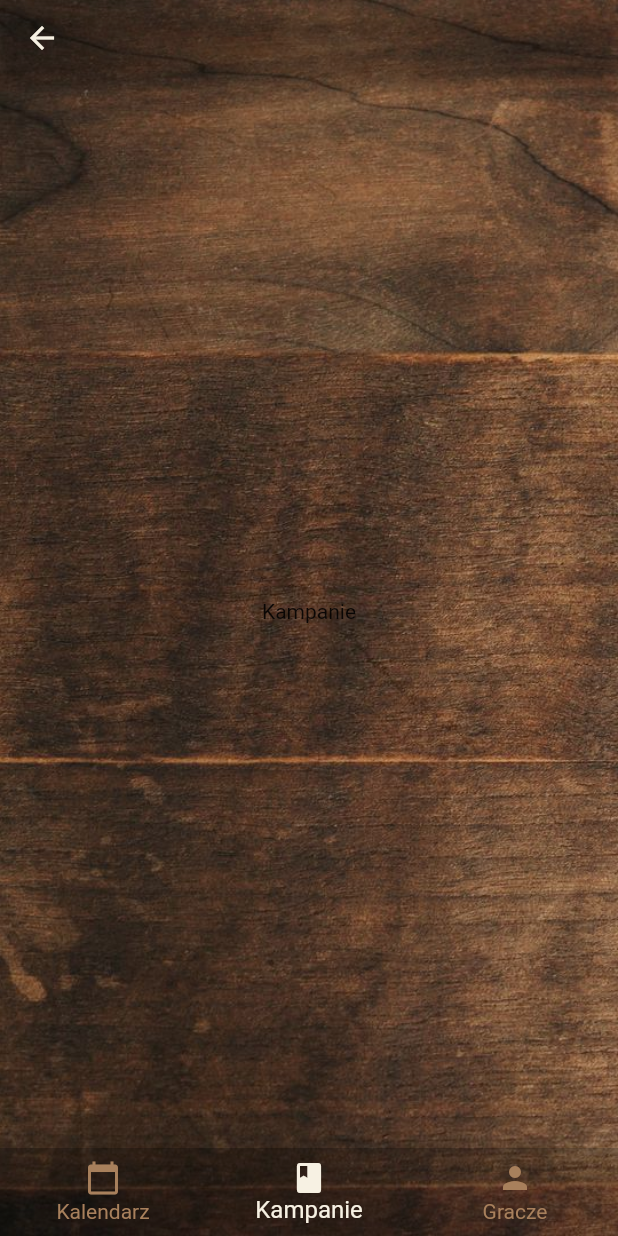
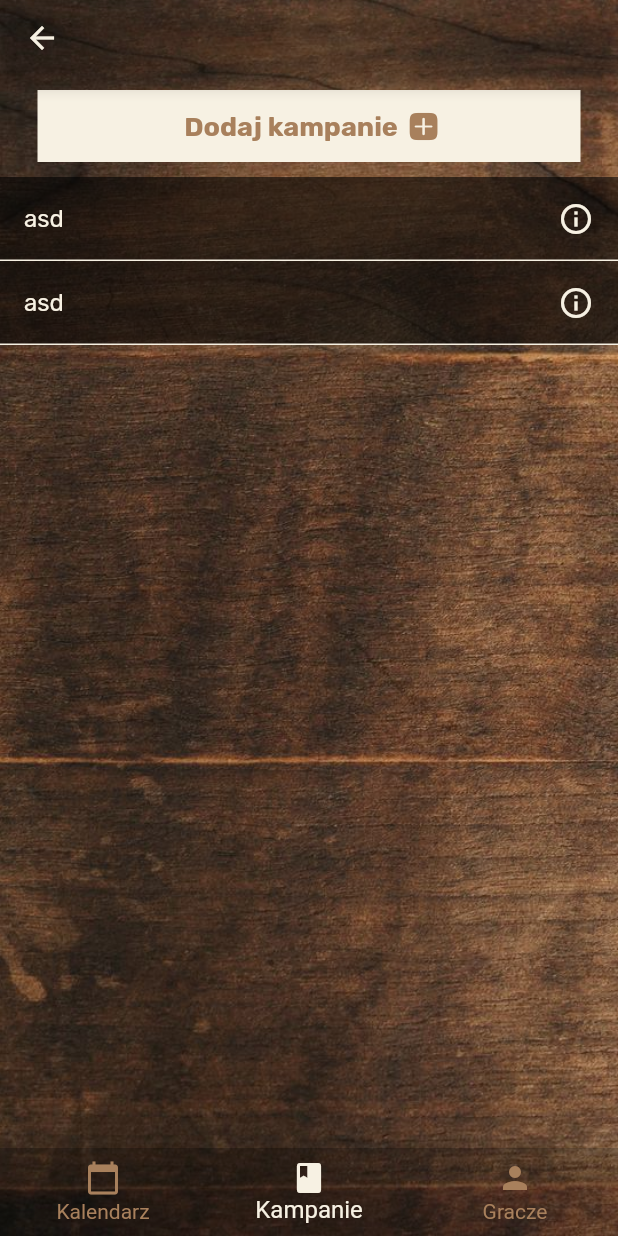
Before and after one commit to ArkadiuszHorwat/RPG-Manager, a Flutter app: the MainMenu screen opened directly with empty values, item 2 of the bottom bar chosen, on a phone screen of 412 x 824 dp. Run offline on Flutter 3.47's test engine with Material 2 defaults, Android fonts, the phone set to English and light mode, and no system bars; our stand-ins replace cloud_firestore, firebase_auth, firebase_core, firebase_database, fluttertoast, google_fonts and 1 more; accounts and stored records are empty; statements that could not run were skipped.

Commit message:
create basic campaigns list screen (#23)

```diff
--- a/rpg_manager/lib/features/campaigns/campaigns.dart
+++ /dev/null
@@ -1,15 +0,0 @@
-import 'package:flutter/cupertino.dart';
-
-class CampaignsScreen extends StatefulWidget {
-  @override
-  _CampaignsScreenState createState() => _CampaignsScreenState();
-}
-
-class _CampaignsScreenState extends State<CampaignsScreen> {
-  @override
-  Widget build(BuildContext context) {
-    return Center(
-      child: Text('Kampanie'),
-    );
-  }
-}
--- /dev/null
+++ b/rpg_manager/lib/features/campaigns/campaigns_screen.dart
@@ -0,0 +1,90 @@
+import 'package:flutter/cupertino.dart';
+import 'package:flutter/material.dart';
+import 'package:google_fonts/google_fonts.dart';
+
+class CampaignsScreen extends StatefulWidget {
+  @override
+  _CampaignsScreenState createState() => _CampaignsScreenState();
+}
+
+class _CampaignsScreenState extends State<CampaignsScreen> {
+  @override
+  Widget build(BuildContext context) {
+    return Column(
+      children: [
+        _addCampaign(),
+        Expanded(
+          child: SingleChildScrollView(
+            child: Column(
+              children: [
+                _listItem('asd'),
+                _listItem('asd'),
+              ],
+            ),
+          ),
+        ),
+      ],
+    );
+  }
+
+  Widget _addCampaign() {
+    return Container(
+      color: Color.fromARGB(255, 247, 241, 227),
+      margin: EdgeInsets.fromLTRB(25, 10, 25, 10),
+      child: TextButton(
+        onPressed: () {},
+        child: Row(
+          mainAxisAlignment: MainAxisAlignment.center,
+          children: [
+            Padding(
+              padding: const EdgeInsets.all(5.0),
+              child: Text(
+                'Dodaj kampanie',
+                style: GoogleFonts.rubik(
+                  textStyle: TextStyle(
+                    fontWeight: FontWeight.bold,
+                    fontSize: 18,
+                    color: Color.fromARGB(255, 168, 128, 92),
+                  ),
+                ),
+              ),
+            ),
+            Icon(
+              CupertinoIcons.plus_app_fill,
+              color: Color.fromARGB(255, 168, 128, 92),
+            ),
+          ],
+        ),
+      ),
+    );
+  }
+
+  Widget _listItem(String text) {
+    return Column(
+      children: [
+        ListTile(
+          tileColor: Color.fromARGB(150, 0, 0, 0),
+          onTap: () {},
+          title: Text(
+            text,
+            style: GoogleFonts.rubik(
+              textStyle: TextStyle(
+                fontSize: 16,
+                color: Color.fromARGB(255, 247, 241, 227),
+              ),
+            ),
+          ),
+          trailing: Icon(
+            Icons.info_outline,
+            color: Color.fromARGB(255, 247, 241, 227),
+          ),
+        ),
+        Divider(
+          color: Color.fromARGB(255, 247, 241, 227),
+          thickness: 1,
+          height: 0,
+        ),
+      ],
+    );
+  }
+}
--- a/rpg_manager/lib/features/main_menu/main_menu_screen.dart
+++ b/rpg_manager/lib/features/main_menu/main_menu_screen.dart
@@ -3,7 +3,7 @@ import 'package:flutter/cupertino.dart';
 import 'package:flutter/material.dart';
 import 'package:rpg_manager/app_assets/localizations/app_local.dart';
 import 'package:rpg_manager/features/calendar/calendar_screen.dart';
-import 'package:rpg_manager/features/campaigns/campaigns.dart';
+import 'package:rpg_manager/features/campaigns/campaigns_screen.dart';
 import 'package:rpg_manager/features/characters/characters_list.dart';
 import 'package:rpg_manager/features/players_list/players_list.dart';
 import 'package:rpg_manager/widgets/app_background.dart';
--- a/rpg_manager/lib/setup/routes_setup.dart
+++ b/rpg_manager/lib/setup/routes_setup.dart
@@ -6,7 +6,7 @@ import 'package:rpg_manager/app.dart';
 import 'package:rpg_manager/app_assets/localizations/app_local.dart';
 import 'package:rpg_manager/features/authorization/register/register_screen.dart';
 import 'package:rpg_manager/features/calendar/calendar_screen.dart';
-import 'package:rpg_manager/features/campaigns/campaigns.dart';
+import 'package:rpg_manager/features/campaigns/campaigns_screen.dart';
 import 'package:rpg_manager/features/characters/characters_list.dart';
 import 'package:rpg_manager/features/home/home_screen.dart';
 import 'package:rpg_manager/features/main_menu/main_menu_screen.dart';
```
Also changed, not shown: rpg_manager/lib/features/campaigns/campaigns_controller.dart (added).
